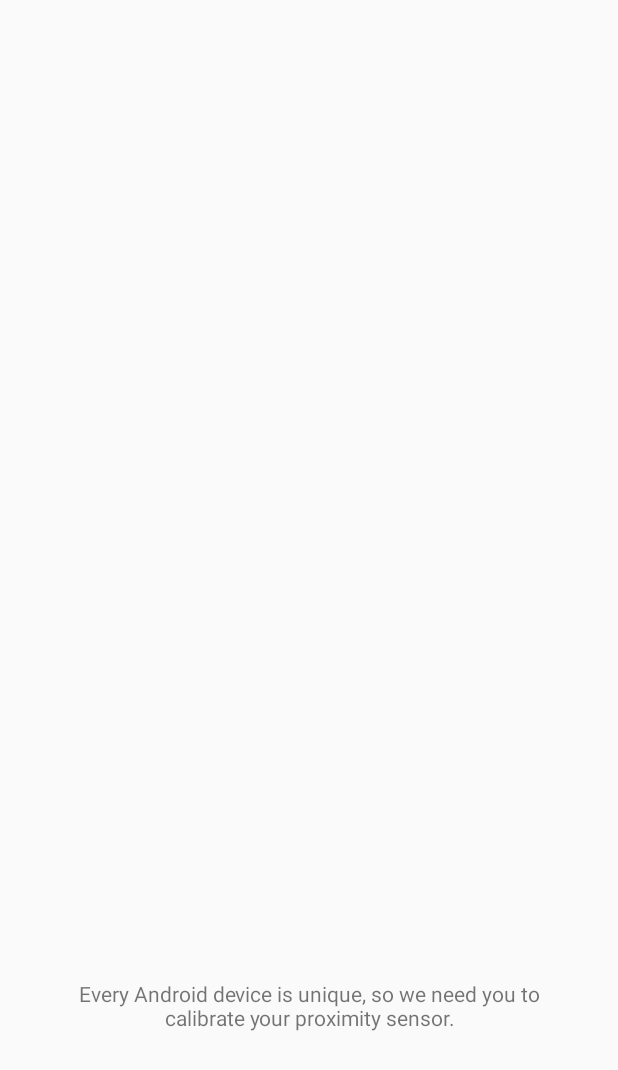
After one commit to yifanfwu/ProximityLock, an Android app: the layout fragment_instruction.xml on its own in the app's theme, with its tools: preview values and no code run, on a phone screen of 412 x 824 dp. The commit adds this screen. Shown: the top 1070 px of the screen. Run offline under Robolectric (Android 15) with nearby library versions, the phone set to English and light mode, and no system bars.

Commit message:
Implement viewpager for instruction carousel

```diff
--- a/app/build.gradle
+++ b/app/build.gradle
@@ -23,4 +23,5 @@ dependencies {
     compile fileTree(dir: 'libs', include: ['*.jar'])
     compile 'com.android.support:appcompat-v7:23.0.1'
     compile 'com.android.support:design:23.0.1'
+    compile 'me.relex:circleindicator:1.1.8@aar'
 }
--- /dev/null
+++ b/app/src/main/res/drawable/translucent_white_radius.xml
@@ -0,0 +1,6 @@
+<?xml version="1.0" encoding="utf-8"?>
+<shape xmlns:android="http://schemas.android.com/apk/res/android"
+    android:shape="oval">
+    <solid
+        android:color="#80ffffff" />
+</shape>
--- /dev/null
+++ b/app/src/main/res/drawable/white_radius.xml
@@ -0,0 +1,6 @@
+<?xml version="1.0" encoding="utf-8"?>
+<shape xmlns:android="http://schemas.android.com/apk/res/android"
+    android:shape="oval">
+    <solid
+        android:color="#98ffffff"/>
+</shape>
--- /dev/null
+++ b/app/src/main/res/layout/fragment_instruction.xml
@@ -0,0 +1,31 @@
+<RelativeLayout xmlns:android="http://schemas.android.com/apk/res/android"
+    xmlns:tools="http://schemas.android.com/tools"
+    android:layout_width="match_parent"
+    android:layout_height="match_parent"
+    android:paddingBottom="@dimen/activity_vertical_margin"
+    android:paddingLeft="@dimen/activity_horizontal_margin"
+    android:paddingRight="@dimen/activity_horizontal_margin"
+    android:paddingTop="@dimen/activity_vertical_margin"
+    tools:context=".InstructionActivity$IntroFragment">
+
+    <ImageView
+        android:id="@+id/graphic"
+        android:layout_width="match_parent"
+        android:layout_height="wrap_content"
+        android:layout_centerHorizontal="true"
+        android:layout_alignParentTop="true"
+        android:layout_margin="64dp"/>
+
+    <TextView
+        android:id="@+id/blurb"
+        android:layout_width="wrap_content"
+        android:layout_height="wrap_content"
+        android:layout_alignParentBottom="true"
+        android:layout_centerHorizontal="true"
+        android:gravity="center"
+        tools:text="Every Android device is unique, so we need you to calibrate your proximity sensor."
+        android:layout_marginLeft="36dp"
+        android:layout_marginRight="36dp"
+        android:layout_marginBottom="120dp" />
+
+</RelativeLayout>
--- /dev/null
+++ b/app/src/main/res/values-v21/styles.xml
@@ -0,0 +1 @@
+<resources></resources>
--- a/app/src/main/res/values/colors.xml
+++ b/app/src/main/res/values/colors.xml
@@ -3,5 +3,5 @@
     <color name="primary">#607d8b</color>
     <color name="primary_dark">#546e7a</color>
     <color name="accent">#ffa000</color>
-
+    <color name="white_text">#98ffffff</color>
 </resources>
--- a/app/src/main/res/values/dimens.xml
+++ b/app/src/main/res/values/dimens.xml
@@ -2,4 +2,6 @@
     <!-- Default screen margins, per the Android Design guidelines. -->
     <dimen name="activity_horizontal_margin">16dp</dimen>
     <dimen name="activity_vertical_margin">16dp</dimen>
+    <dimen name="fab_margin">16dp</dimen>
+    <dimen name="appbar_padding_top">8dp</dimen>
 </resources>
--- a/app/src/main/res/values/styles.xml
+++ b/app/src/main/res/values/styles.xml
@@ -11,4 +11,8 @@
         <item name="android:textStyle">bold|italic</item>
     </style>
 
+    <style name="AppTheme.AppBarOverlay" parent="ThemeOverlay.AppCompat.Dark.ActionBar" />
+
+    <style name="AppTheme.PopupOverlay" parent="ThemeOverlay.AppCompat.Light" />
+
 </resources>
```
Also changed, not shown: app/src/main/AndroidManifest.xml (+18 -9 lines), app/src/main/java/com/yifanfwu/proximitylock/InstructionActivity.java (added, +184 -0 lines), app/src/main/java/com/yifanfwu/proximitylock/MainActivity.java (+9 -0 lines), app/src/main/res/layout/activity_instruction.xml (added, +26 -0 lines), app/src/main/res/layout/activity_main.xml (+9 -0 lines), app/src/main/res/menu/menu_instruction.xml (added, +10 -0 lines), app/src/main/res/values/strings.xml (+7 -0 lines), 2 other files.
